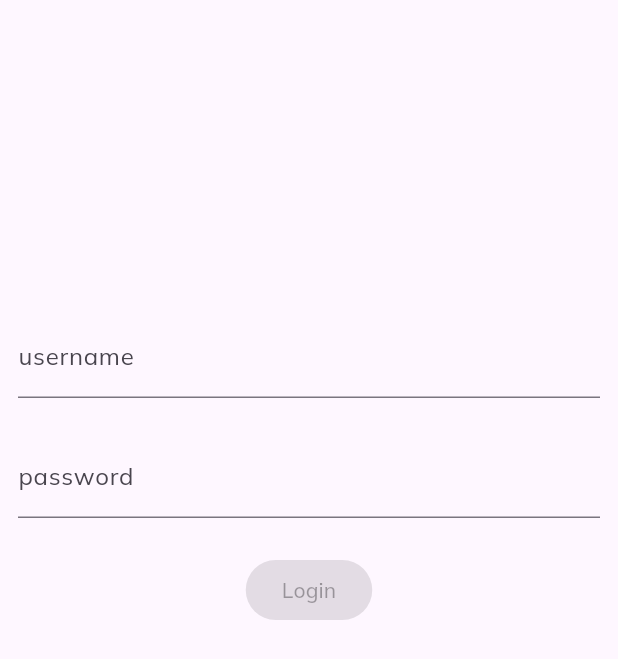
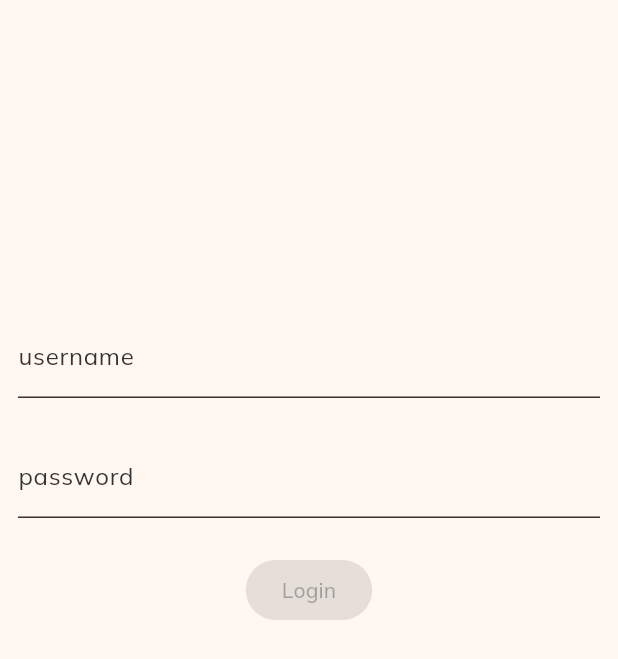
Before and after one commit to quouch/quouch_flutter, a Flutter app: the screen it shows after launch, on a phone screen of 412 x 824 dp. Shown: the top 659 px of the screen. Run offline on Flutter 3.47's test engine with Material 3 defaults, Android fonts, the phone set to English and light mode, and no system bars; our stand-ins replace bloc, equatable, flutter_bloc, formz, google_fonts; missing offline and left inert: intersperse; accounts and stored records are empty.

Commit message:
add quouch theme colors

```diff
--- a/lib/app.dart
+++ b/lib/app.dart
@@ -60,7 +60,9 @@ class _AppViewState extends State<AppView> {
   @override
   Widget build(BuildContext context) {
     return MaterialApp(
-      theme: _buildTheme(Brightness.light),
+      themeMode: ThemeMode.light,
+      theme: AppThemeData.lightThemeData,
+      darkTheme: AppThemeData.darkThemeData,
       navigatorKey: _navigatorKey,
       builder: (context, child) {
         return BlocListener<AuthenticationBloc, AuthenticationState>(
@@ -87,15 +89,3 @@ class _AppViewState extends State<AppView> {
     );
   }
 }
-
-ThemeData _buildTheme(brightness) {
-  var baseTheme = ThemeData(brightness: brightness);
-
-  var textTheme = AppTextTheme(baseTheme).theme;
-
-  return baseTheme.copyWith(
-    colorScheme: ColorScheme.fromSeed(seedColor: Colors.deepPurple),
-    extensions: [AppSpacing()],
-    textTheme: textTheme,
-  );
-}
--- a/lib/pages/explore/view/search_screen.dart
+++ b/lib/pages/explore/view/search_screen.dart
@@ -3,7 +3,7 @@ import 'package:intersperse/intersperse.dart';
 import 'package:quouch_app/mocks/cities.dart';
 import 'package:quouch_app/mocks/images.dart';
 import 'package:quouch_app/pages/explore/widgets/widgets.dart';
-import 'package:quouch_app/theme/spacing.dart';
+import 'package:quouch_app/theme/theme.dart';
 import 'package:quouch_app/widgets/widgets.dart';
 
 class SearchScreen extends StatefulWidget {
--- a/lib/pages/place/view/place_page.dart
+++ b/lib/pages/place/view/place_page.dart
@@ -3,7 +3,7 @@ import 'package:intersperse/intersperse.dart';
 import 'package:quouch_app/mocks/places.dart';
 import 'package:quouch_app/models/models.dart';
 import 'package:quouch_app/pages/place/place.dart';
-import 'package:quouch_app/theme/spacing.dart';
+import 'package:quouch_app/theme/theme.dart';
 import 'package:quouch_app/widgets/widgets.dart';
 
 class PlacePage extends StatefulWidget {
--- /dev/null
+++ b/lib/theme/app_theme.dart
@@ -0,0 +1,101 @@
+import 'dart:ui';
+
+import 'package:flutter/material.dart';
+import 'package:google_fonts/google_fonts.dart';
+
+part 'spacing.dart';
+
+part 'text_theme.dart';
+
+class AppThemeData {
+  static final Color _lightFocusColor = Colors.black.withOpacity(0.12);
+  static final Color _darkFocusColor = Colors.white.withOpacity(0.12);
+  static ThemeData lightThemeData =
+      themeData(lightColorScheme, _lightFocusColor);
+  static ThemeData darkThemeData = themeData(darkColorScheme, _darkFocusColor);
+
+  static ThemeData themeData(ColorScheme colorScheme, Color focusColor) {
+    var textTheme = AppTextTheme().theme;
+
+    return ThemeData(
+      colorScheme: colorScheme,
+      extensions: [AppSpacing()],
+      textTheme: textTheme,
+      bottomAppBarTheme: BottomAppBarTheme(
+        color: AppColors.primary1,
+      ),
+      appBarTheme: AppBarTheme(
+        color: AppColors.primary1,
+        iconTheme: IconThemeData(color: AppColors.primary),
+      ),
+    );
+  }
+
+  static const ColorScheme lightColorScheme = ColorScheme(
+    primary: AppColors.primary,
+    onPrimary: Colors.white,
+    secondary: AppColors.secondary,
+    onSecondary: Colors.white,
+    tertiary: AppColors.tertiary,
+    onTertiary: Colors.black,
+    error: AppColors.error,
+    onError: AppColors.errorText,
+    surface: AppColors.neutral3,
+    onSurface: AppColors.darkText,
+    brightness: Brightness.light,
+  );
+
+  static const ColorScheme darkColorScheme = ColorScheme(
+    primary: Color(0xfffb5705),
+    onPrimary: Color(0xff55200b),
+    secondary: Color(0xff8728a1),
+    onSecondary: Color(0xff442a21),
+    tertiary: Color(0xffd6c68e),
+    onTertiary: Color(0xff393005),
+    error: Color(0xffffb4ab),
+    onError: Color(0xff690005),
+    surface: Color(0xff1a110f),
+    onSurface: Color(0xfff1dfd9),
+    brightness: Brightness.dark,
+  );
+}
+
+class AppColors {
+  static const neutral1 = Color(0xFFFEFEFD);
+  static const neutral2 = Color(0xFFFEFBFA);
+  static const neutral3 = Color(0xFFFFF7F0);
+
+  static const gray1 = Color(0xFFEFEFEF);
+  static const gray2 = Color(0xFFDFDFDF);
+  static const gray3 = Color(0xFFC1C1C1);
+  static const gray4 = Color(0xFFA5A5A5);
+  static const gray5 = Color(0xFF6F6F6F);
+  static const gray6 = Color(0xFF333333);
+  static const gray7 = Color(0xFF171717);
+  static const darkText = AppColors.gray6;
+
+  static const primary1 = Color(0xFFFFEEE5);
+  static const primary2 = Color(0xFFFDBC9B);
+  static const primary3 = Color(0xFFFC8950);
+  static const primary4 = Color(0xFFFB5705);
+  static const primary5 = Color(0xFFBF4305);
+  static const primary = AppColors.primary4;
+
+  static const secondary1 = Color(0xFFF3EAF6);
+  static const secondary2 = Color(0xFFCFA9DA);
+  static const secondary3 = Color(0xFFAB69BE);
+  static const secondary4 = Color(0xFF8728A1);
+  static const secondary5 = Color(0xFF631D76);
+  static const secondary = AppColors.secondary4;
+
+  static const tertiary1 = Color(0xFFFEFAE6);
+  static const tertiary2 = Color(0xFFFCED9D);
+  static const tertiary3 = Color(0xFFFADF53);
+  static const tertiary4 = Color(0xFFF8D109);
+  static const tertiary5 = Color(0xFFD2B20A);
+  static const tertiary = AppColors.tertiary4;
+
+  static const error = Color(0xFFBA1A1A);
+  static const errorContainer = Color(0xFFFFDAD6);
+  static const errorText = Color(0xFF410002);
+}
--- a/lib/theme/spacing.dart
+++ b/lib/theme/spacing.dart
@@ -1,5 +1,4 @@
-import 'package:flutter/material.dart';
-import 'dart:ui';
+part of 'app_theme.dart';
 
 class AppSpacing extends ThemeExtension<AppSpacing> {
   const AppSpacing({
--- a/lib/theme/text_theme.dart
+++ b/lib/theme/text_theme.dart
@@ -1,15 +1,11 @@
-import 'package:flutter/material.dart';
-import 'package:google_fonts/google_fonts.dart';
+part of 'app_theme.dart';
 
 class AppTextTheme {
-  factory AppTextTheme(baseTheme) {
-    var textTheme = GoogleFonts.mulishTextTheme(baseTheme.textTheme).copyWith(
-      headlineSmall:
-          GoogleFonts.outfitTextTheme(baseTheme.textTheme).headlineSmall,
-      headlineMedium:
-          GoogleFonts.outfitTextTheme(baseTheme.textTheme).headlineMedium,
-      headlineLarge:
-          GoogleFonts.outfitTextTheme(baseTheme.textTheme).headlineLarge,
+  factory AppTextTheme() {
+    var textTheme = GoogleFonts.mulishTextTheme().copyWith(
+      headlineSmall: GoogleFonts.outfitTextTheme().headlineSmall,
+      headlineMedium: GoogleFonts.outfitTextTheme().headlineMedium,
+      headlineLarge: GoogleFonts.outfitTextTheme().headlineLarge,
     );
     return AppTextTheme._internal(textTheme);
   }
--- a/lib/theme/theme.dart
+++ b/lib/theme/theme.dart
@@ -1,2 +1 @@
-export 'spacing.dart';
-export 'text_theme.dart';
+export 'app_theme.dart';
--- a/lib/widgets/divider_block.dart
+++ b/lib/widgets/divider_block.dart
@@ -1,5 +1,5 @@
 import 'package:flutter/material.dart';
-import 'package:quouch_app/theme/spacing.dart';
+import 'package:quouch_app/theme/theme.dart';
 
 class DividerBlock extends StatelessWidget {
   const DividerBlock({
--- a/lib/widgets/large_titled_image_list_view.dart
+++ b/lib/widgets/large_titled_image_list_view.dart
@@ -1,5 +1,5 @@
 import 'package:flutter/material.dart';
-import 'package:quouch_app/theme/spacing.dart';
+import 'package:quouch_app/theme/theme.dart';
 import 'package:quouch_app/widgets/large_titled_image_widget.dart';
 
 class LargeTitledImageListView extends StatelessWidget {
--- a/lib/widgets/section_title.dart
+++ b/lib/widgets/section_title.dart
@@ -1,5 +1,5 @@
 import 'package:flutter/material.dart';
-import 'package:quouch_app/theme/spacing.dart';
+import 'package:quouch_app/theme/theme.dart';
 
 class SectionTitle extends StatelessWidget {
   const SectionTitle({required this.text, this.subtitle, super.key});
--- a/lib/widgets/simple_text_tabs.dart
+++ b/lib/widgets/simple_text_tabs.dart
@@ -1,6 +1,6 @@
 import 'package:flutter/material.dart';
 import 'package:intersperse/intersperse.dart';
-import 'package:quouch_app/theme/spacing.dart';
+import 'package:quouch_app/theme/theme.dart';
 
 class SimpleTextTabs extends StatefulWidget {
   const SimpleTextTabs(
```
